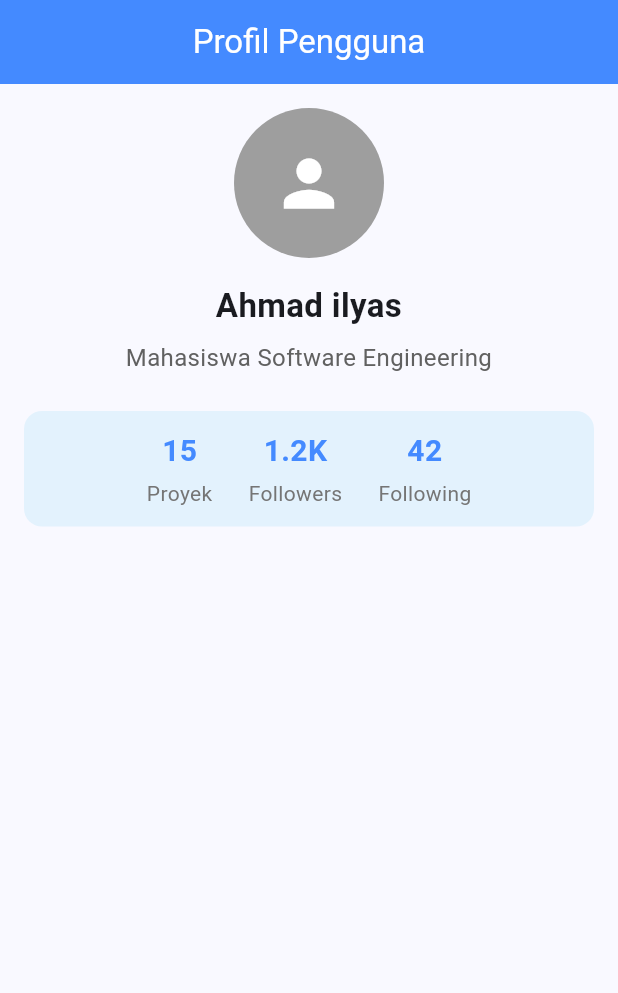
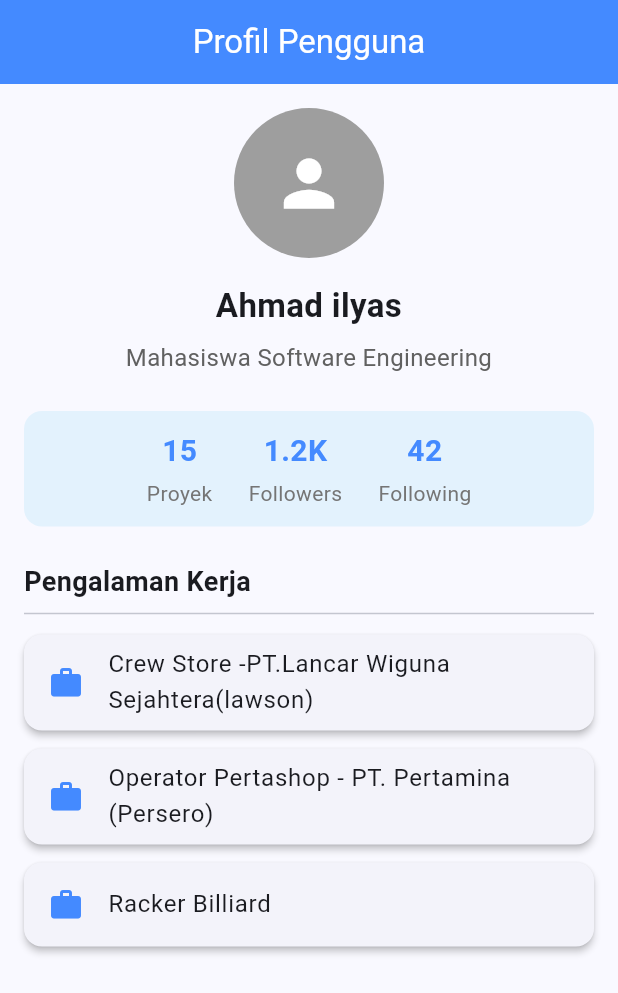
Before and after one commit to elyazz10/Latihan-kesekian-6, a Flutter app: the screen it shows after launch, on a phone screen of 412 x 824 dp. Shown: the top 993 px of the screen. Run offline on Flutter 3.47's test engine with Material 3 defaults, Android fonts, the phone set to English and light mode, and no system bars.

Commit message:
feat: add scrollable exp list

```diff
--- a/lib/profile_page.dart
+++ b/lib/profile_page.dart
@@ -6,6 +6,13 @@ class ProfilePage extends StatelessWidget {
   // day 1 data profil pengguna (diganti nama & role sendiri)
   final String userName = 'Ahmad ilyas';
   final String role = 'Mahasiswa Software Engineering';
+
+  // day 3 list pengalaman kerja
+  final List<String> experiences = const [
+    'Crew Store -PT.Lancar Wiguna Sejahtera(lawson)',
+    'Operator Pertashop - PT. Pertamina (Persero)',
+    'Racker Billiard',
+  ];
 
   @override
   Widget build(BuildContext context) {
@@ -17,9 +24,9 @@ class ProfilePage extends StatelessWidget {
         backgroundColor: Colors.blueAccent,
         foregroundColor: Colors.white,
       ),
-      body: Padding(
-        padding: const EdgeInsets.all(16.0),
-        child: Center(
+      body: SingleChildScrollView(
+        child: Padding(
+          padding: const EdgeInsets.all(16.0),
           child: Column(
             children: [
 
@@ -51,6 +58,34 @@ class ProfilePage extends StatelessWidget {
                     StatItem(count: '42', label: 'Following'),
                   ],
                 ),
+              ),
+
+              const SizedBox(height: 24),
+
+              const Align(
+                alignment: Alignment.centerLeft,
+                child: Text(
+                  'Pengalaman Kerja',
+                  style: TextStyle(fontSize: 18, fontWeight: FontWeight.bold),
+                ),
+              ),
+              const Divider(),
+
+              // day 3 listview pengalaman kerjanya
+              ListView.builder(
+                shrinkWrap: true,
+                physics: const NeverScrollableScrollPhysics(),
+                itemCount: experiences.length,
+                itemBuilder: (context, index) {
+                  return Card(
+                    elevation: 2,
+                    margin: const EdgeInsets.symmetric(vertical: 6),
+                    child: ListTile(
+                      leading: const Icon(Icons.work, color: Colors.blueAccent),
+                      title: Text(experiences[index]),
+                    ),
+                  );
+                },
               ),
             ],
           ),
```
Also changed, not shown: 1 other file.
